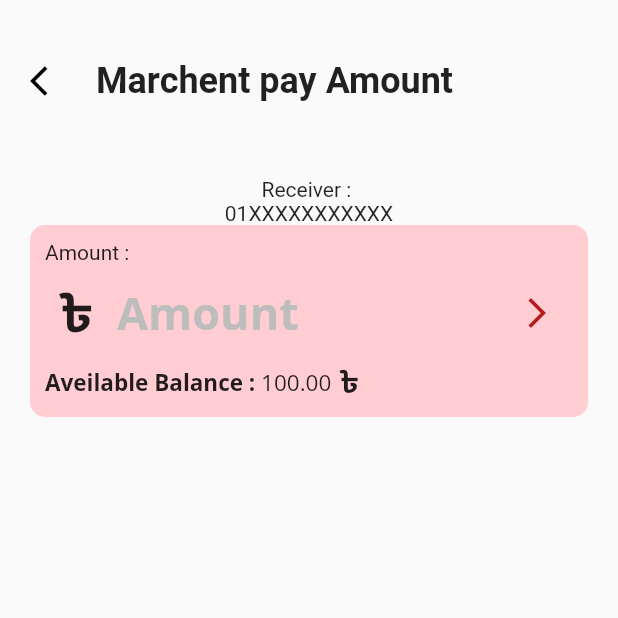
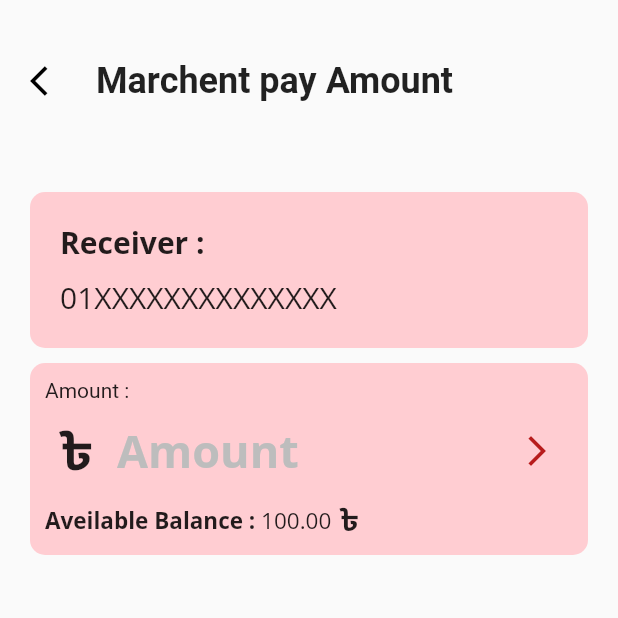
Before and after one commit to NafimAhmed/Paymentsall, a Flutter app: the MarchentPayAmount screen opened directly, on a phone screen of 412 x 824 dp, the top half of it. Run offline on Flutter 3.47's test engine with Material 2 defaults, Android fonts, the phone set to English and light mode, and no system bars; our stand-ins replace animated_splash_screen, barcode_widget, flutter_contacts, fluttertoast, get, getwidget and 2 more; missing offline and left inert: qr_code_scanner.

Commit message:
nafim marchent pay confirmation added 3:45pm 25/02/2023

```diff
--- a/lib/Screens/marchent_pay_all/marchent_pay_amount.dart
+++ b/lib/Screens/marchent_pay_all/marchent_pay_amount.dart
@@ -3,6 +3,7 @@
 import 'package:flutter/cupertino.dart';
 import 'package:flutter/material.dart';
 import 'package:google_fonts/google_fonts.dart';
+import 'package:payments_all_app/Screens/marchent_pay_all/marchent_pay_pin.dart';
 import 'package:payments_all_app/utils/app_layout.dart';
 
 class MarchentPayAmount extends StatelessWidget
@@ -31,12 +32,31 @@ class MarchentPayAmount extends StatelessWidget
 
 
           Container(
+            width: AppLayout.getScreenWidth(),
+            padding: EdgeInsets.symmetric(horizontal: AppLayout.getWidth(20),vertical: AppLayout.getHeight(20)),
+            decoration: BoxDecoration(
+                color: Colors.red.shade100,
+                borderRadius: BorderRadius.all(Radius.circular(10))
+            ),
+            margin: EdgeInsets.symmetric(horizontal: AppLayout.getWidth(20),vertical: AppLayout.getHeight(10)),
+
             child: Column(
+              mainAxisAlignment: MainAxisAlignment.center,
+              crossAxisAlignment: CrossAxisAlignment.start,
               children: [
-                Text("Receiver : "),
+                Text("Receiver : ",
+                  style: GoogleFonts.openSans(
+                      fontSize: 20,
+                      fontWeight: FontWeight.bold
+                  ),
+                ),
+                SizedBox(height: 10,),
 
-                Text("01XXXXXXXXXXX"),
-
+                Text("01XXXXXXXXXXXXXX",
+                  style: GoogleFonts.openSans(
+                    fontSize: 20,
+                  ),
+                )
 
               ],
             ),
@@ -80,14 +100,14 @@ class MarchentPayAmount extends StatelessWidget
 
                         onTap: (){
 
-                          // Navigator.push(
-                          //   context,
-                          //   MaterialPageRoute(
-                          //     builder: (context) {
-                          //       return CashOutPin();
-                          //     },
-                          //   ),
-                          // );
+                          Navigator.push(
+                            context,
+                            MaterialPageRoute(
+                              builder: (context) {
+                                return MarchentPayPin();
+                              },
+                            ),
+                          );
 
 
                         },
```
Also changed, not shown: lib/Screens/marchent_pay_all/marchent_pay_pin.dart (added, +223 -0 lines).
